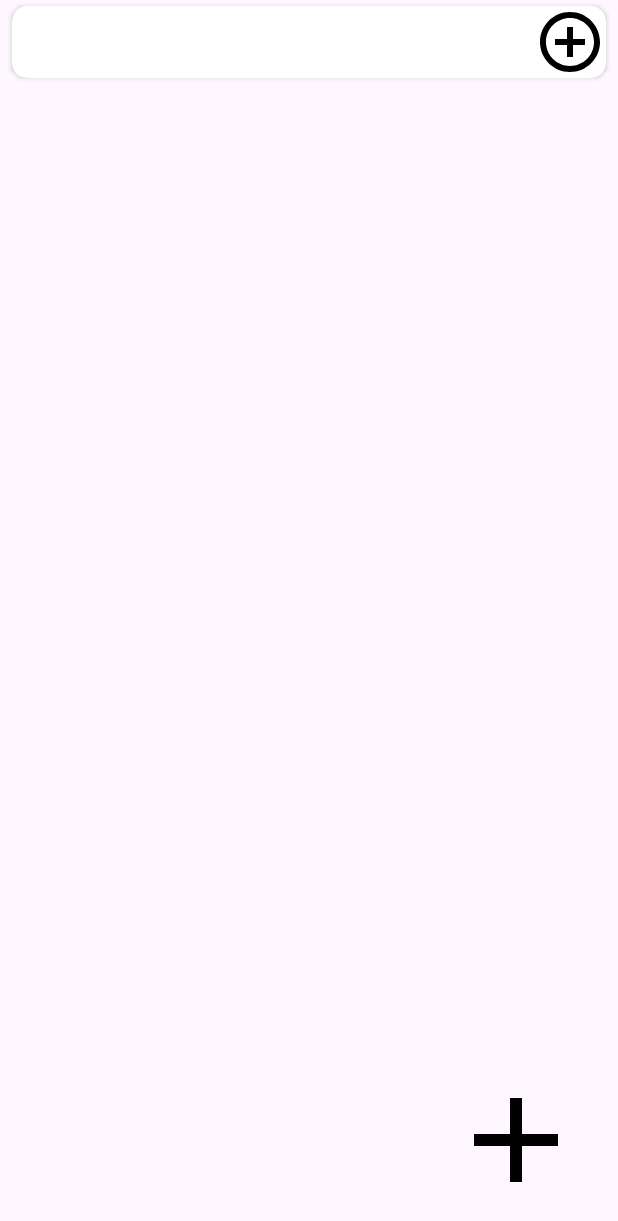
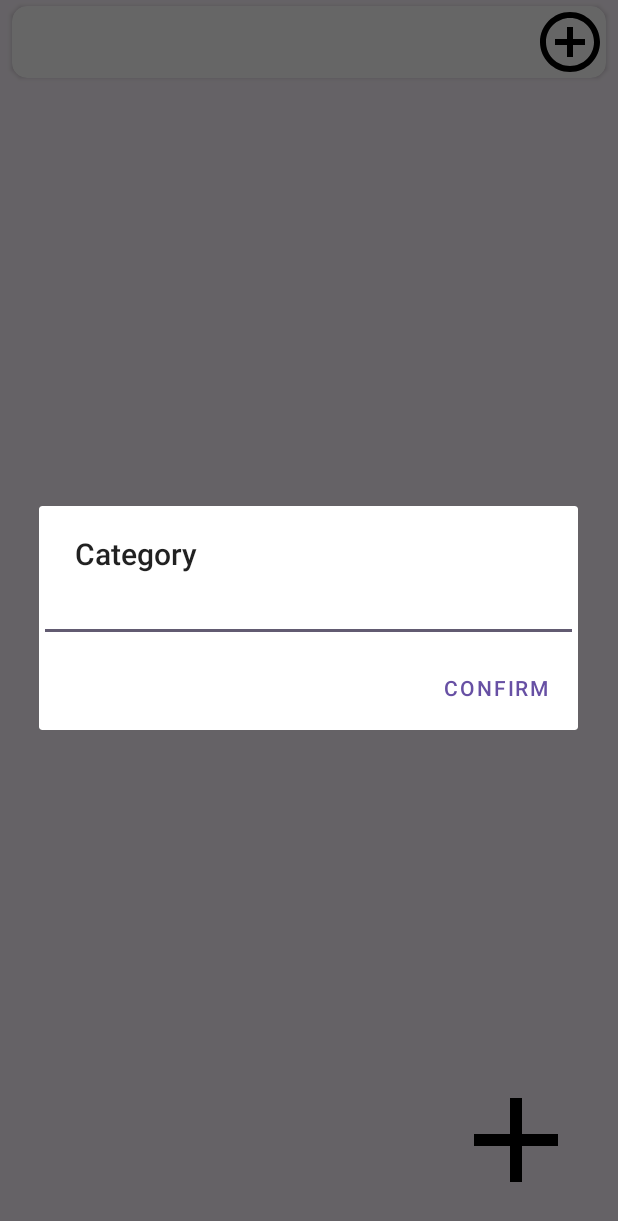
Before and after one commit to olexii8bit/NotesApp, an Android app: the screen it shows after launch (MainActivity), after a tap on "Add note", on a phone screen of 412 x 824 dp. Shown: the top 1221 px of the screen. Run offline under Robolectric (Android 15) with nearby library versions, the phone set to English and light mode, and no system bars; our stand-ins replace Room's generated code.

Commit message:
configured creating, editing and deleting of categories in CategoriesFragment from EditCategoryDialogFragment.

```diff
--- a/app/src/main/java/com/olexii8bit/notesapp/presentation/MainActivity.kt
+++ b/app/src/main/java/com/olexii8bit/notesapp/presentation/MainActivity.kt
@@ -6,10 +6,12 @@ import android.view.View.GONE
 import androidx.activity.OnBackPressedCallback
 import androidx.appcompat.app.AppCompatActivity
 import androidx.fragment.app.FragmentManager
+import androidx.lifecycle.LifecycleOwner
 import com.olexii8bit.notesapp.data.repository.model.Category
 import com.olexii8bit.notesapp.data.repository.model.Note
 import com.olexii8bit.notesapp.databinding.ActivityMainBinding
 import com.olexii8bit.notesapp.presentation.category.CategoriesFragment
+import com.olexii8bit.notesapp.presentation.editCategoryDialog.EditCategoryDialogFragment
 import com.olexii8bit.notesapp.presentation.editNote.EditNoteFragment
 import com.olexii8bit.notesapp.presentation.note.NotesFragment
 
@@ -53,8 +55,37 @@ class MainActivity : AppCompatActivity(), Navigator {
             .commit()
     }
 
-    override fun showCategoryEditDialog(category: Category?) {
-        TODO("Not yet implemented")
+    override fun showCategoryEditDialog(
+        category: Category?,
+        lifecycleOwner: LifecycleOwner,
+        onNewCategory: (Category) -> Unit,
+    ) {
+        EditCategoryDialogFragment.apply {
+            this.show(supportFragmentManager, category)
+
+            this.listenResult(NEW_CATEGORY_RESULT_KEY, supportFragmentManager, lifecycleOwner) {
+                onNewCategory.invoke(it)
+            }
+        }
+    }
+
+    override fun showCategoryEditDialog(
+        category: Category?,
+        lifecycleOwner: LifecycleOwner,
+        onUpdateCategory: (Category) -> Unit,
+        onDeleteCategory: (Category) -> Unit,
+    ) {
+        EditCategoryDialogFragment.apply {
+            this.show(supportFragmentManager, category)
+
+            this.listenResult(UPDATE_CATEGORY_RESULT_KEY, supportFragmentManager, lifecycleOwner) {
+                onUpdateCategory.invoke(it)
+            }
+
+            this.listenResult(DELETE_CATEGORY_RESULT_KEY, supportFragmentManager, lifecycleOwner) {
+                onDeleteCategory.invoke(it)
+            }
+        }
     }
 
     override fun goMainScreen() {
@@ -65,4 +96,5 @@ class MainActivity : AppCompatActivity(), Navigator {
     override fun goBack() {
         onBackPressedDispatcher.onBackPressed()
     }
+
 }
--- a/app/src/main/java/com/olexii8bit/notesapp/presentation/Navigator.kt
+++ b/app/src/main/java/com/olexii8bit/notesapp/presentation/Navigator.kt
@@ -1,6 +1,7 @@
 package com.olexii8bit.notesapp.presentation
 
 import androidx.fragment.app.Fragment
+import androidx.lifecycle.LifecycleOwner
 import com.olexii8bit.notesapp.data.repository.model.Category
 import com.olexii8bit.notesapp.data.repository.model.Note
 
@@ -11,7 +12,18 @@ fun Fragment.navigator(): Navigator {
 interface Navigator {
 
     fun showEditNoteFragment(note: Note?)
-    fun showCategoryEditDialog(category: Category?)
+    fun showCategoryEditDialog(
+        category: Category?,
+        lifecycleOwner: LifecycleOwner,
+        onNewCategory: (Category) -> Unit,
+    )
+    fun showCategoryEditDialog(
+        category: Category?,
+        lifecycleOwner: LifecycleOwner,
+        onUpdateCategory: (Category) -> Unit,
+        onDeleteCategory: (Category) -> Unit,
+    )
+
     fun goMainScreen()
     fun goBack()
 
--- a/app/src/main/java/com/olexii8bit/notesapp/presentation/category/CategoriesFragment.kt
+++ b/app/src/main/java/com/olexii8bit/notesapp/presentation/category/CategoriesFragment.kt
@@ -1,12 +1,14 @@
 package com.olexii8bit.notesapp.presentation.category
 
 import android.os.Bundle
+import android.util.Log
 import android.view.LayoutInflater
 import android.view.View
 import android.view.ViewGroup
 import androidx.fragment.app.Fragment
 import androidx.fragment.app.viewModels
 import androidx.recyclerview.widget.LinearLayoutManager
+import com.olexii8bit.notesapp.data.repository.model.Category
 import com.olexii8bit.notesapp.databinding.FragmentCategoriesBinding
 import com.olexii8bit.notesapp.presentation.navigator
 
@@ -30,30 +32,33 @@ class CategoriesFragment : Fragment() {
     override fun onViewCreated(view: View, savedInstanceState: Bundle?) {
         super.onViewCreated(view, savedInstanceState)
 
-        val adapter = CategoryRecyclerAdapter()
+        val onNewCategory: (Category) -> Unit = { model.addCategory(it) }
+        val onUpdateCategory: (Category) -> Unit = { model.updateCategory(it) }
+        val onDeleteCategory: (Category) -> Unit = { model.deleteCategory(it) }
+
+        val adapter = CategoryRecyclerAdapter { category: Category ->
+            navigator().showCategoryEditDialog(
+                category,
+                viewLifecycleOwner,
+                onUpdateCategory,
+                onDeleteCategory
+            )
+        }
+
+        binding.addCategoryButton.setOnClickListener {
+            navigator().showCategoryEditDialog(null, viewLifecycleOwner, onNewCategory)
+        }
+
         binding.categoriesRecycler.layoutManager =
             LinearLayoutManager(this.requireContext(), LinearLayoutManager.HORIZONTAL, false)
         binding.categoriesRecycler.adapter = adapter
 
         model.categories.observe(viewLifecycleOwner) {
             adapter.set(it)
-        }
-//
-//        adapter.set(
-//            listOf(
-//                Category("1"),
-//                Category("12"),
-//                Category("123"),
-//                Category("4"),
-//                Category("5"),
-//                Category("56"),
-//                Category("567"),
-//                Category("5678"),
-//                Category("9"))
-//        )
-
-        binding.addCategoryButton.setOnClickListener {
-            navigator().showCategoryEditDialog(null)
+            Log.d("ddd", "Observed categories")
+            it.forEach { element: Category ->
+                Log.d("ddd", element.toString())
+            }
         }
     }
 
--- /dev/null
+++ b/app/src/main/java/com/olexii8bit/notesapp/presentation/editCategoryDialog/EditCategoryDialogFragment.kt
@@ -0,0 +1,90 @@
+package com.olexii8bit.notesapp.presentation.editCategoryDialog
+
+import android.app.AlertDialog
+import android.app.Dialog
+import android.content.DialogInterface
+import android.os.Bundle
+import android.widget.EditText
+import androidx.core.os.bundleOf
+import androidx.fragment.app.DialogFragment
+import androidx.fragment.app.FragmentManager
+import androidx.fragment.app.setFragmentResult
+import androidx.lifecycle.LifecycleOwner
+import com.olexii8bit.notesapp.R
+import com.olexii8bit.notesapp.data.repository.model.Category
+
+class EditCategoryDialogFragment : DialogFragment() {
+
+    companion object {
+        const val NEW_CATEGORY_RESULT_KEY = "NEW_CATEGORY_RESULT_KEY"
+        const val UPDATE_CATEGORY_RESULT_KEY = "UPDATE_CATEGORY_RESULT_KEY"
+        const val DELETE_CATEGORY_RESULT_KEY = "DELETE_CATEGORY_RESULT_KEY"
+        private const val CATEGORY_ARG = "ARG_NOTE"
+        private val TAG = EditCategoryDialogFragment::class.java.simpleName
+
+        fun show(manager: FragmentManager, category: Category?) {
+            val fragment = EditCategoryDialogFragment()
+            fragment.arguments = bundleOf(CATEGORY_ARG to category)
+            fragment.show(manager, TAG)
+        }
+
+        fun listenResult(
+            key: String,
+            manager: FragmentManager,
+            lifecycleOwner: LifecycleOwner,
+            listener: (Category) -> Unit,
+        ) {
+            manager.setFragmentResultListener(
+                key,
+                lifecycleOwner
+            ) { _, result ->
+                @Suppress("DEPRECATION")
+                listener.invoke((result.getParcelable(CATEGORY_ARG) as? Category)!!)
+            }
+        }
+    }
+
+    override fun onCreateDialog(savedInstanceState: Bundle?): Dialog {
+        @Suppress("DEPRECATION")
+        val currentCategory =
+            (this.requireArguments().getParcelable(CATEGORY_ARG) as? Category)
+        val editText = EditText(this.requireContext())
+
+        return if (currentCategory == null) {
+            AlertDialog.Builder(this.requireContext())
+                .setTitle(R.string.categoryDialogTitle)
+                .setPositiveButton(R.string.categoryDialogConfirm) { _: DialogInterface, _: Int ->
+                    val newCategory = Category(editText.text.toString())
+                    setFragmentResult(
+                        NEW_CATEGORY_RESULT_KEY,
+                        bundleOf(CATEGORY_ARG to newCategory)
+                    )
+                }
+                .setView(editText)
+                .create()
+        } else {
+            editText.setText(currentCategory.name)
+
+            AlertDialog.Builder(this.requireContext())
+                .setTitle(R.string.categoryDialogTitle)
+                .setNegativeButton(R.string.categoryDialogDelete) { _: DialogInterface, _: Int ->
+                    val deleteCategory = currentCategory.copy(name = editText.text.toString())
+                    setFragmentResult(
+                        DELETE_CATEGORY_RESULT_KEY,
+                        bundleOf(CATEGORY_ARG to deleteCategory)
+                    )
+                }
+                .setPositiveButton(R.string.categoryDialogConfirm) { _: DialogInterface, _: Int ->
+                    val updateCategory = currentCategory.copy(name = editText.text.toString())
+                    setFragmentResult(
+                        UPDATE_CATEGORY_RESULT_KEY,
+                        bundleOf(CATEGORY_ARG to updateCategory)
+                    )
+                }
+                .setView(editText)
+                .create()
+        }
+
+
+    }
+}
--- a/app/src/main/java/com/olexii8bit/notesapp/presentation/note/NotesFragment.kt
+++ b/app/src/main/java/com/olexii8bit/notesapp/presentation/note/NotesFragment.kt
@@ -51,7 +51,7 @@ class NotesFragment : Fragment() {
 
         model.notes.observe(viewLifecycleOwner) {
             adapter.set(it)
-            Log.d("ddd", "Observed")
+            Log.d("ddd", "Observed notes")
             it.forEach {
                 Log.d("ddd", it.toString())
             }
@@ -60,30 +60,27 @@ class NotesFragment : Fragment() {
         parentFragmentManager.setFragmentResultListener(
             EditNoteFragment.NEW_NOTE_RESULT_KEY,
             viewLifecycleOwner)
-        { key:String, bundle: Bundle ->
+        { _:String, bundle: Bundle ->
             @Suppress("DEPRECATION")
             val newNote: Note = (bundle.getParcelable(EditNoteFragment.NOTE_ARG) as? Note)!!
-            Log.d("ddd", "New: " + newNote)
             model.addNote(newNote)
         }
 
         parentFragmentManager.setFragmentResultListener(
             EditNoteFragment.UPDATE_NOTE_RESULT_KEY,
             viewLifecycleOwner)
-        { key: String, bundle: Bundle ->
+        { _: String, bundle: Bundle ->
             @Suppress("DEPRECATION")
             val updatedNote: Note = (bundle.getParcelable(EditNoteFragment.NOTE_ARG) as? Note)!!
-            Log.d("ddd", "Update: " + updatedNote)
             model.updateNote(updatedNote)
         }
 
         parentFragmentManager.setFragmentResultListener(
             EditNoteFragment.DELETE_NOTE_RESULT_KEY,
             viewLifecycleOwner)
-        { key: String, bundle: Bundle ->
+        { _: String, bundle: Bundle ->
             @Suppress("DEPRECATION")
             val deleteNote: Note = (bundle.getParcelable(EditNoteFragment.NOTE_ARG) as? Note)!!
-            Log.d("ddd", "Delete: " + deleteNote)
             model.deleteNote(deleteNote)
         }
 
--- /dev/null
+++ b/app/src/main/res/drawable/delete.xml
@@ -0,0 +1,5 @@
+<vector android:height="24dp" android:tint="#000000"
+    android:viewportHeight="24" android:viewportWidth="24"
+    android:width="24dp" xmlns:android="http://schemas.android.com/apk/res/android">
+    <path android:fillColor="@android:color/white" android:pathData="M6,19c0,1.1 0.9,2 2,2h8c1.1,0 2,-0.9 2,-2L18,7L6,7v12zM8,9h8v10L8,19L8,9zM15.5,4l-1,-1h-5l-1,1L5,4v2h14L19,4z"/>
+</vector>
--- a/app/src/main/res/values/strings.xml
+++ b/app/src/main/res/values/strings.xml
@@ -6,4 +6,9 @@
     <string name="goBack">Go back</string>
     <string name="startInput">Start input…</string>
     <string name="delete">Delete</string>
+
+    <string name="categoryDialogTitle">Category</string>
+    <string name="categoryDialogConfirm">Confirm</string>
+    <string name="categoryDialogDelete">Delete</string>
+    <string name="categoryDialogTextEditPlaceholder">Name</string>
 </resources>
```
Also changed, not shown: app/src/main/java/com/olexii8bit/notesapp/presentation/category/CategoryRecyclerAdapter.kt (+9 -2 lines).
